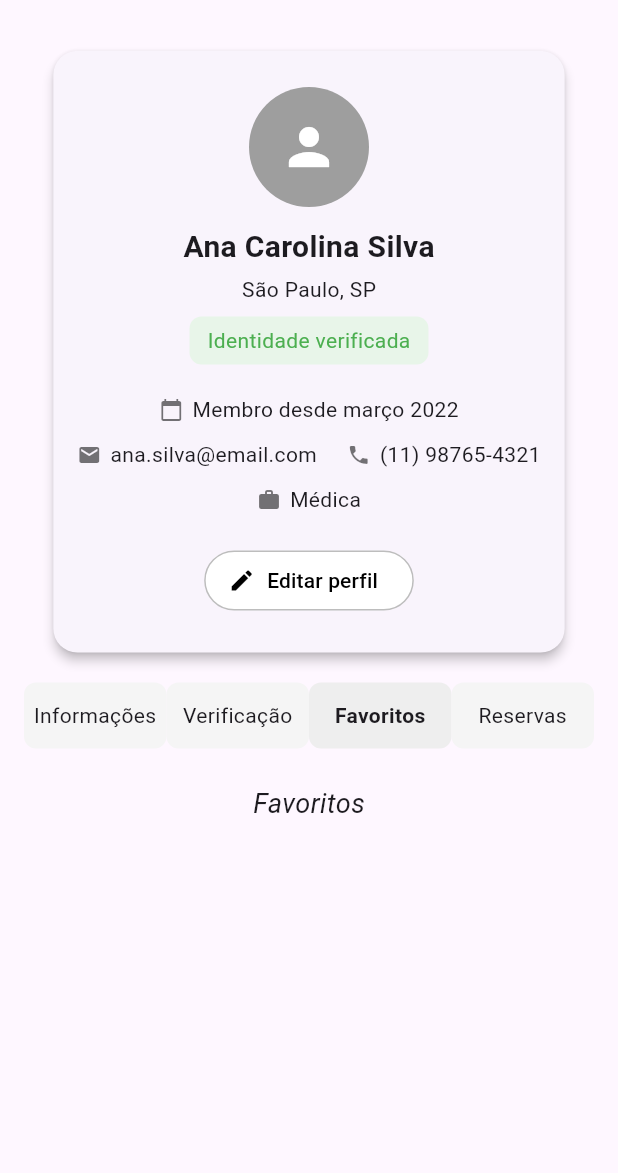
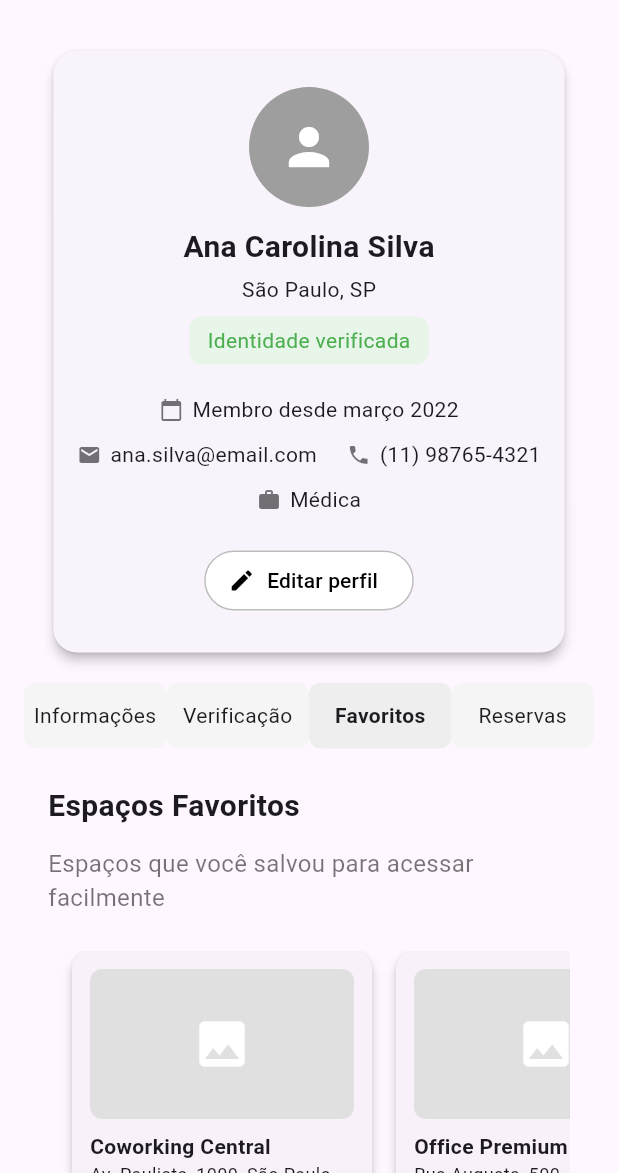
Before and after one commit to ElissonRochaa/MOBILE-25.1-COWORKING, a Flutter app: the ProfilePage screen opened by its route, after a tap on "Verificação", after a tap on "Favoritos", on a phone screen of 412 x 824 dp, the part 63-1236 px from its top. Run offline on Flutter 3.47's test engine with Material 3 defaults, Android fonts, the phone set to English and light mode, and no system bars; our stand-ins replace font_awesome_flutter, image_picker, shared_preferences; accounts and stored records are empty.

Commit message:
feat: criar o tab de favoritos, na tela de Perfil

```diff
--- a/wellspace/lib/views/profile/tabs/TabFavoritos.dart
+++ b/wellspace/lib/views/profile/tabs/TabFavoritos.dart
@@ -1,14 +1,51 @@
 import 'package:flutter/material.dart';
+import 'package:Wellspace/views/EspacoCard.dart';
 
 class FavoritosTab extends StatelessWidget {
   const FavoritosTab({super.key});
 
   @override
   Widget build(BuildContext context) {
-    return const Center(
-      child: Text(
-        "Favoritos",
-        style: TextStyle(fontSize: 18, fontStyle: FontStyle.italic),
+    return Padding(
+      padding: const EdgeInsets.symmetric(horizontal: 16),
+      child: Column(
+        crossAxisAlignment: CrossAxisAlignment.start,
+        children: [
+          const Text(
+            'Espaços Favoritos',
+            style: TextStyle(fontSize: 20, fontWeight: FontWeight.bold),
+          ),
+          const SizedBox(height: 12),
+          const Text(
+            'Espaços que você salvou para acessar facilmente',
+            style: TextStyle(color: Colors.black54, fontSize: 16),
+          ),
+          const SizedBox(height: 24),
+          SizedBox(
+            height: 260,
+            child: ListView(
+              scrollDirection: Axis.horizontal,
+              children: const [
+                SizedBox(width: 8),
+                EspacoCard(
+                  nome: 'Coworking Central',
+                  localizacao: 'Av. Paulista, 1000, São Paulo',
+                  preco: 'R\$ 120/dia',
+                  avaliacao: 4.8,
+                  tipo: 'Open Space',
+                ),
+                EspacoCard(
+                  nome: 'Office Premium',
+                  localizacao: 'Rua Augusta, 500, São Paulo',
+                  preco: 'R\$ 200/dia',
+                  avaliacao: 4.8,
+                  tipo: 'Sala Privativa',
+                ),
+                SizedBox(width: 8),
+              ],
+            ),
+          ),
+        ],
       ),
     );
   }
```
